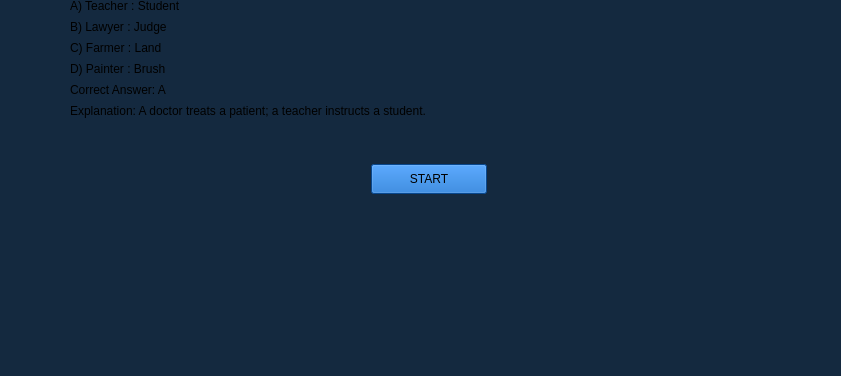
First picture: the form in SholarshipManagementSystem/assessments/verbal.ui, repository YNCO10/scholarshipManagementSystem, before the edit; both pictures show x 0 to 841 and y 210 to 586 of the 841 by 586 pixel window.
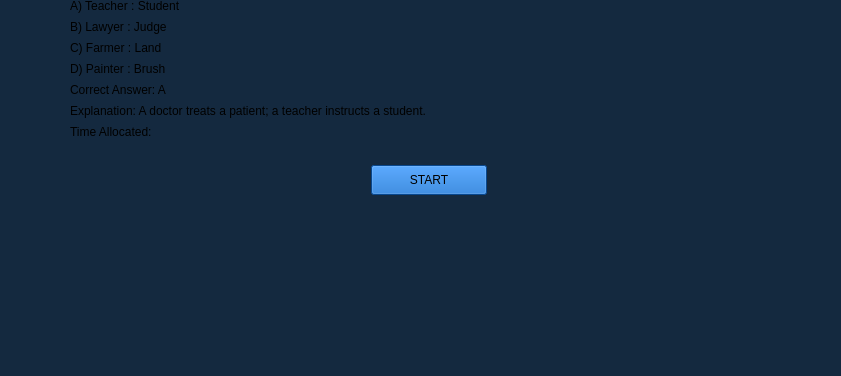
Second picture: the form after the edit.

Diff of the .ui file:
```diff
--- a/SholarshipManagementSystem/assessments/verbal.ui
+++ b/SholarshipManagementSystem/assessments/verbal.ui
@@ -87,7 +87,7 @@
           <number>30</number>
          </property>
          <property name="bottomMargin">
-          <number>40</number>
+          <number>20</number>
          </property>
          <item>
           <layout class="QVBoxLayout" name="verticalLayout">
@@ -183,6 +183,13 @@
              </property>
             </widget>
            </item>
+           <item>
+            <widget class="QLabel" name="timeAllocatedLabel">
+             <property name="text">
+              <string>Time Allocated: </string>
+             </property>
+            </widget>
+           </item>
           </layout>
          </item>
         </layout>
```
